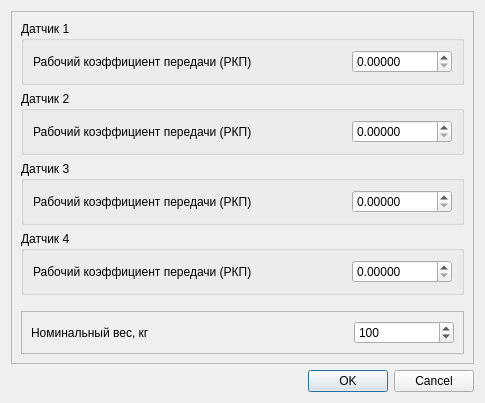
The window that drivers/devices/bedside_scales/bedsidescales01paramsdialog.ui (grigp/a-analyser) describes before a commit, drawn with Qt 5.
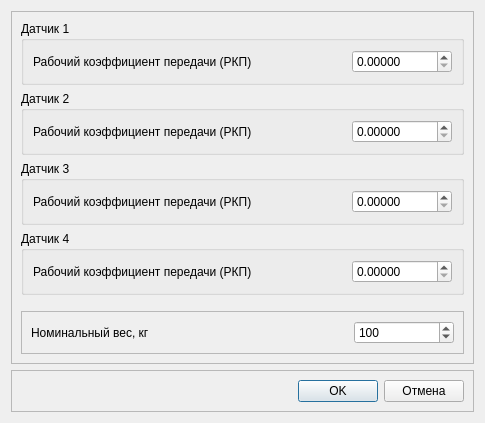
The same window after the commit.

Commit message: Замена ButtonBar в ряде диалоговых окон

Diff of the .ui file:
```diff
--- a/drivers/devices/bedside_scales/bedsidescales01paramsdialog.ui
+++ b/drivers/devices/bedside_scales/bedsidescales01paramsdialog.ui
@@ -302,13 +302,42 @@
     </widget>
    </item>
    <item>
-    <widget class="QDialogButtonBox" name="buttonBox">
-     <property name="orientation">
-      <enum>Qt::Horizontal</enum>
+    <widget class="QFrame" name="frModalButtons">
+     <property name="frameShape">
+      <enum>QFrame::StyledPanel</enum>
      </property>
-     <property name="standardButtons">
-      <set>QDialogButtonBox::Cancel|QDialogButtonBox::Ok</set>
+     <property name="frameShadow">
+      <enum>QFrame::Raised</enum>
      </property>
+     <layout class="QHBoxLayout" name="horizontalLayout_10">
+      <item>
+       <spacer name="horizontalSpacer_6">
+        <property name="orientation">
+         <enum>Qt::Horizontal</enum>
+        </property>
+        <property name="sizeHint" stdset="0">
+         <size>
+          <width>40</width>
+          <height>20</height>
+         </size>
+        </property>
+       </spacer>
+      </item>
+      <item>
+       <widget class="QPushButton" name="btnOK">
+        <property name="text">
+         <string>OK</string>
+        </property>
+       </widget>
+      </item>
+      <item>
+       <widget class="QPushButton" name="btnCancel">
+        <property name="text">
+         <string>Отмена</string>
+        </property>
+       </widget>
+      </item>
+     </layout>
     </widget>
    </item>
   </layout>
```
Left out of the diff: 24 changed lines with no effect on the pictures. The commit also changes 7 other files.
